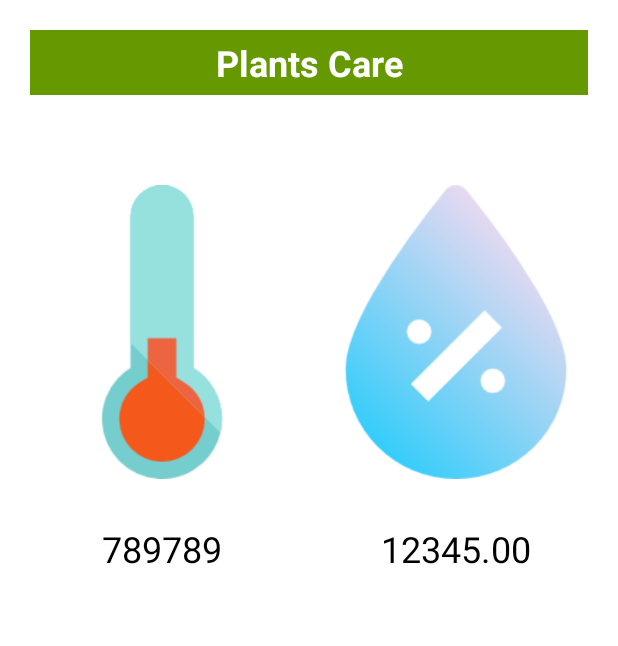
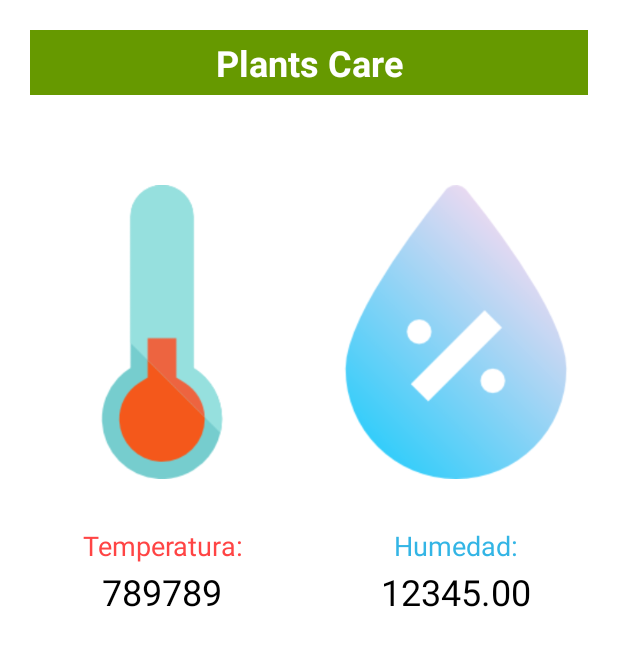
Before and after one commit to luibasantes/PlantsCare, an Android app: the MenuPrincipal screen opened directly, with no data from a screen before it, on a phone screen of 412 x 824 dp. Shown: the top 646 px of the screen. Run offline under Robolectric (Android 15) with nearby library versions, the phone set to English and light mode, and no system bars.

Commit message:
Insercion de labels de hum y temp

```diff
--- a/app/src/main/res/layout/activity_menu_principal.xml
+++ b/app/src/main/res/layout/activity_menu_principal.xml
@@ -42,6 +42,16 @@
                 app:srcCompat="@drawable/termometro256" />
 
             <TextView
+                android:id="@+id/textView2"
+                android:layout_width="match_parent"
+                android:layout_height="wrap_content"
+                android:layout_margin="2dp"
+                android:gravity="center_horizontal"
+                android:text="Temperatura:"
+                android:textColor="@android:color/holo_red_light"
+                android:textSize="18sp" />
+
+            <TextView
                 android:id="@+id/txt_temp"
                 android:layout_width="match_parent"
                 android:layout_height="wrap_content"
@@ -66,6 +76,16 @@
                 app:srcCompat="@drawable/humedad256" />
 
             <TextView
+                android:id="@+id/textView3"
+                android:layout_width="match_parent"
+                android:layout_height="wrap_content"
+                android:layout_margin="2dp"
+                android:gravity="center_horizontal"
+                android:text="Humedad:"
+                android:textColor="@android:color/holo_blue_light"
+                android:textSize="18sp" />
+
+            <TextView
                 android:id="@+id/txt_hum"
                 android:layout_width="match_parent"
                 android:layout_height="wrap_content"
```
